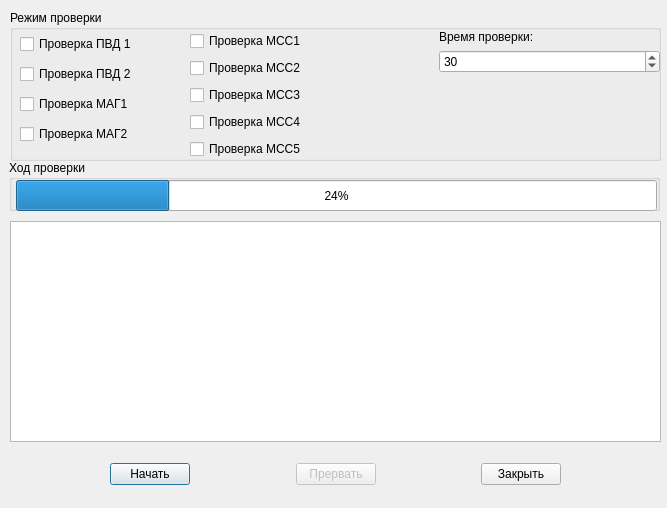
Before: the Qt Designer form src/dselftest.ui in darcyg/TA985M, drawn with Qt 5.
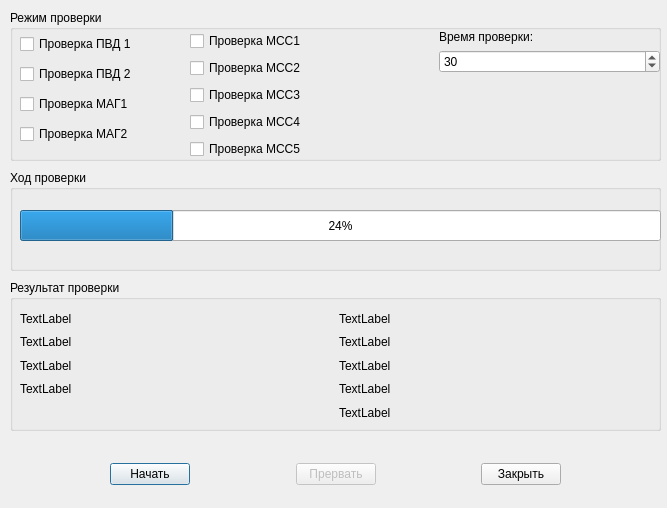
After: the same form once the commit is applied.

Diff of the .ui file:
```diff
--- a/src/dselftest.ui
+++ b/src/dselftest.ui
@@ -104,16 +104,6 @@
     </item>
    </layout>
   </widget>
-  <widget class="QTableView" name="tableView">
-   <property name="geometry">
-    <rect>
-     <x>10</x>
-     <y>221</y>
-     <width>651</width>
-     <height>221</height>
-    </rect>
-   </property>
-  </widget>
   <widget class="QGroupBox" name="groupBox">
    <property name="geometry">
     <rect>
@@ -259,10 +249,10 @@
   <widget class="QGroupBox" name="groupBox_2">
    <property name="geometry">
     <rect>
-     <x>9</x>
-     <y>160</y>
+     <x>10</x>
+     <y>170</y>
      <width>651</width>
-     <height>51</height>
+     <height>101</height>
     </rect>
    </property>
    <property name="title">
@@ -271,8 +261,8 @@
    <widget class="QProgressBar" name="progressBar">
     <property name="geometry">
      <rect>
-      <x>7</x>
-      <y>20</y>
+      <x>10</x>
+      <y>40</y>
       <width>641</width>
       <height>31</height>
      </rect>
@@ -285,6 +275,94 @@
     </property>
    </widget>
   </widget>
+  <widget class="QGroupBox" name="groupBox_3">
+   <property name="geometry">
+    <rect>
+     <x>10</x>
+     <y>280</y>
+     <width>651</width>
+     <height>151</height>
+    </rect>
+   </property>
+   <property name="title">
+    <string>Результат проверки</string>
+   </property>
+   <widget class="QWidget" name="gridLayoutWidget">
+    <property name="geometry">
+     <rect>
+      <x>10</x>
+      <y>30</y>
+      <width>631</width>
+      <height>111</height>
+     </rect>
+    </property>
+    <layout class="QGridLayout" name="gridLayout">
+     <item row="0" column="0">
+      <widget class="QLabel" name="lPVD1Result">
+       <property name="text">
+        <string>TextLabel</string>
+       </property>
+      </widget>
+     </item>
+     <item row="2" column="0">
+      <widget class="QLabel" name="lMAG1Result">
+       <property name="text">
+        <string>TextLabel</string>
+       </property>
+      </widget>
+     </item>
+     <item row="1" column="0">
+      <widget class="QLabel" name="lPVD2Result">
+       <property name="text">
+        <string>TextLabel</string>
+       </property>
+      </widget>
+     </item>
+     <item row="3" column="0">
+      <widget class="QLabel" name="lMAG2Result">
+       <property name="text">
+        <string>TextLabel</string>
+       </property>
+      </widget>
+     </item>
+     <item row="0" column="1">
+      <widget class="QLabel" name="lMSS1Result">
+       <property name="text">
+        <string>TextLabel</string>
+       </property>
+      </widget>
+     </item>
+     <item row="1" column="1">
+      <widget class="QLabel" name="lMSS2Result">
+       <property name="text">
+        <string>TextLabel</string>
+       </property>
+      </widget>
+     </item>
+     <item row="2" column="1">
+      <widget class="QLabel" name="lMSS3Result">
+       <property name="text">
+        <string>TextLabel</string>
+       </property>
+      </widget>
+     </item>
+     <item row="3" column="1">
+      <widget class="QLabel" name="lMSS4Result">
+       <property name="text">
+        <string>TextLabel</string>
+       </property>
+      </widget>
+     </item>
+     <item row="4" column="1">
+      <widget class="QLabel" name="lMSS5Result">
+       <property name="text">
+        <string>TextLabel</string>
+       </property>
+      </widget>
+     </item>
+    </layout>
+   </widget>
+  </widget>
  </widget>
  <resources/>
  <connections/>
```
